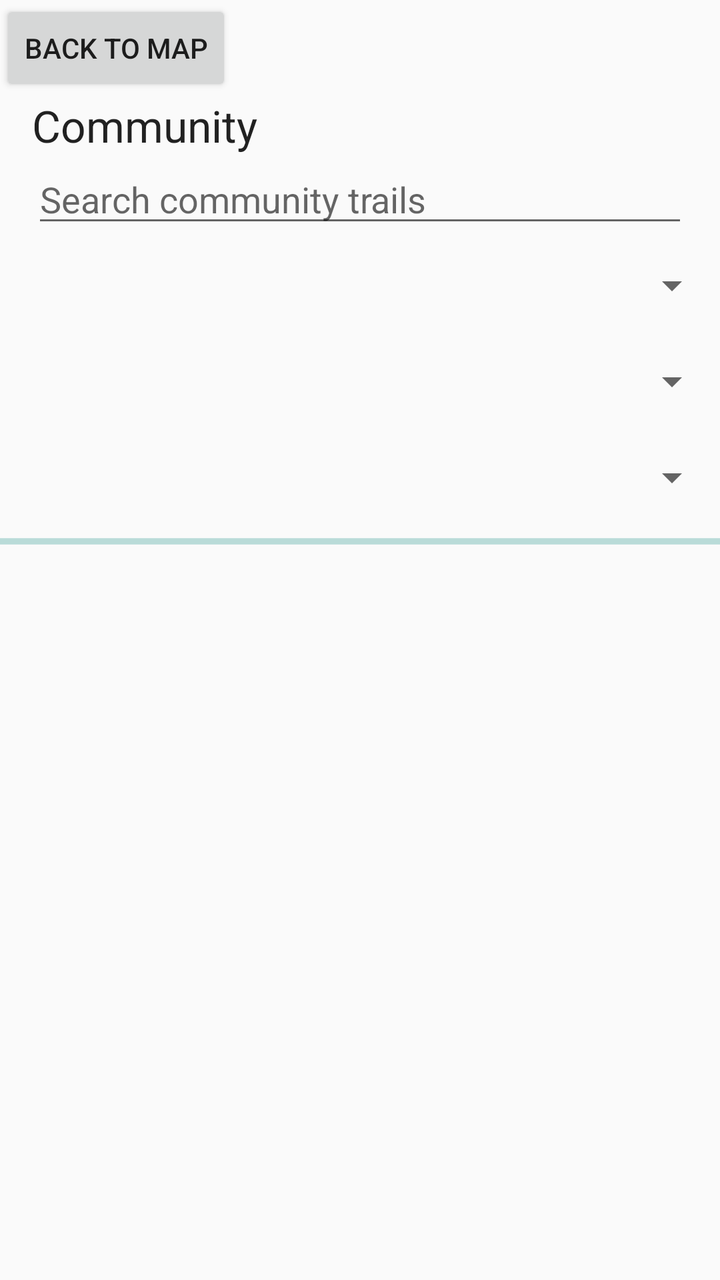
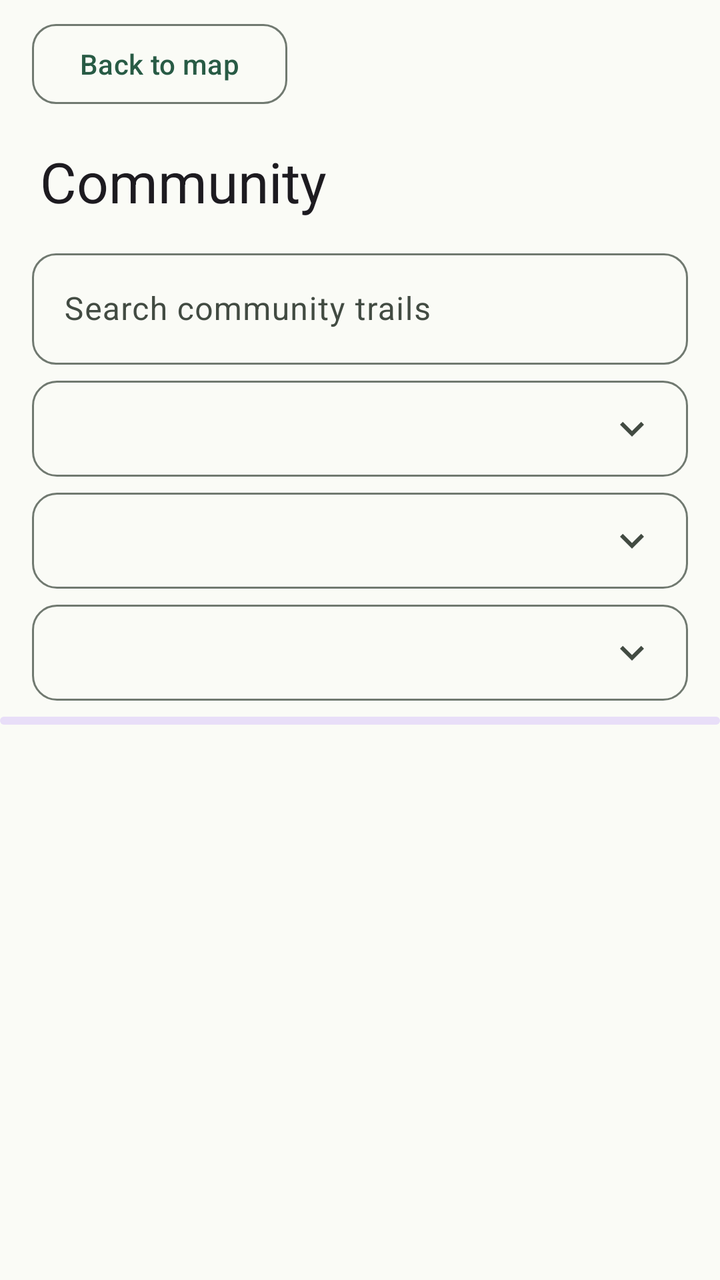

Two renders of the same Android screen: before a commit and after it. Below are the layout's source before the change and the commit's diff.
<!-- AndroidManifest.xml: application theme Theme.TrailRelay -->
<!-- res/layout/activity_community.xml -->
<?xml version="1.0" encoding="utf-8"?>
<LinearLayout xmlns:android="http://schemas.android.com/apk/res/android"
    android:id="@+id/community_root" android:layout_width="match_parent"
    android:layout_height="match_parent" android:orientation="vertical">
    <Button android:id="@+id/community_back" android:layout_width="wrap_content"
        android:layout_height="wrap_content" android:text="@string/back_to_map" />
    <TextView android:layout_width="match_parent" android:layout_height="wrap_content"
        android:paddingHorizontal="16dp" android:text="@string/community"
        android:textAppearance="?android:attr/textAppearanceLarge" android:accessibilityHeading="true" />
    <EditText android:id="@+id/community_search" android:layout_width="match_parent"
        android:layout_height="wrap_content" android:layout_marginHorizontal="16dp"
        android:hint="@string/search_community" android:inputType="text" android:maxLines="1"
        android:imeOptions="actionDone" android:autofillHints="" />
    <Spinner android:id="@+id/state_filter" android:layout_width="match_parent"
        android:layout_height="48dp" android:contentDescription="@string/state_filter" />
    <Spinner android:id="@+id/difficulty_filter" android:layout_width="match_parent"
        android:layout_height="48dp" android:contentDescription="@string/difficulty_filter" />
    <Spinner android:id="@+id/vehicle_filter" android:layout_width="match_parent"
        android:layout_height="48dp" android:contentDescription="@string/vehicle_filter" />
    <ProgressBar android:id="@+id/community_progress" style="?android:attr/progressBarStyleHorizontal"
        android:layout_width="match_parent" android:layout_height="wrap_content" android:indeterminate="true" />
    <TextView android:id="@+id/community_message" android:layout_width="match_parent"
        android:layout_height="wrap_content" android:padding="12dp" android:accessibilityLiveRegion="polite" />
    <ListView android:id="@+id/community_list" android:layout_width="match_parent"
        android:layout_height="0dp" android:layout_weight="1" />
</LinearLayout>
<!-- resources referenced by this layout -->
<resources>
  <style name="Theme.TrailRelay" parent="Base.Theme.TrailRelay" />
  <style name="Base.Theme.TrailRelay" parent="Theme.AppCompat.DayNight.NoActionBar" />
  <!-- unchanged entries left out for length: 6 -->
</resources>

<!-- the commit's change to res/layout/activity_community.xml (unified diff, before → after) -->
@@ -1,26 +1,51 @@
 <?xml version="1.0" encoding="utf-8"?>
 <LinearLayout xmlns:android="http://schemas.android.com/apk/res/android"
     android:id="@+id/community_root" android:layout_width="match_parent"
-    android:layout_height="match_parent" android:orientation="vertical">
-    <Button android:id="@+id/community_back" android:layout_width="wrap_content"
-        android:layout_height="wrap_content" android:text="@string/back_to_map" />
+    android:layout_height="match_parent" android:orientation="vertical"
+    android:background="@color/trail_surface">
+    <com.google.android.material.button.MaterialButton android:id="@+id/community_back"
+        style="@style/Widget.TrailRelay.OutlinedButton"
+        android:layout_width="wrap_content" android:layout_height="wrap_content"
+        android:layout_marginStart="16dp" android:layout_marginTop="8dp"
+        android:text="@string/back_to_map" />
     <TextView android:layout_width="match_parent" android:layout_height="wrap_content"
-        android:paddingHorizontal="16dp" android:text="@string/community"
-        android:textAppearance="?android:attr/textAppearanceLarge" android:accessibilityHeading="true" />
-    <EditText android:id="@+id/community_search" android:layout_width="match_parent"
-        android:layout_height="wrap_content" android:layout_marginHorizontal="16dp"
-        android:hint="@string/search_community" android:inputType="text" android:maxLines="1"
-        android:imeOptions="actionDone" android:autofillHints="" />
+        android:paddingHorizontal="20dp" android:paddingTop="16dp"
+        android:paddingBottom="12dp" android:text="@string/community"
+        android:textAppearance="?attr/textAppearanceHeadlineMedium" android:accessibilityHeading="true" />
+    <com.google.android.material.textfield.TextInputLayout
+        style="@style/Widget.TrailRelay.SearchField"
+        android:layout_width="match_parent" android:layout_height="wrap_content"
+        android:layout_marginHorizontal="16dp" android:hint="@string/search_community">
+        <com.google.android.material.textfield.TextInputEditText
+            android:id="@+id/community_search" android:layout_width="match_parent"
+            android:layout_height="wrap_content" android:inputType="text"
+            android:maxLines="1" android:imeOptions="actionDone" />
+    </com.google.android.material.textfield.TextInputLayout>
     <Spinner android:id="@+id/state_filter" android:layout_width="match_parent"
-        android:layout_height="48dp" android:contentDescription="@string/state_filter" />
+        android:layout_height="48dp" android:layout_marginHorizontal="16dp"
+        android:layout_marginTop="8dp" android:background="@drawable/filter_background"
+        android:paddingStart="16dp" android:paddingEnd="48dp"
+        android:contentDescription="@string/state_filter" />
     <Spinner android:id="@+id/difficulty_filter" android:layout_width="match_parent"
-        android:layout_height="48dp" android:contentDescription="@string/difficulty_filter" />
+        android:layout_height="48dp" android:layout_marginHorizontal="16dp"
+        android:layout_marginTop="8dp" android:background="@drawable/filter_background"
+        android:paddingStart="16dp" android:paddingEnd="48dp"
+        android:contentDescription="@string/difficulty_filter" />
     <Spinner android:id="@+id/vehicle_filter" android:layout_width="match_parent"
-        android:layout_height="48dp" android:contentDescription="@string/vehicle_filter" />
-    <ProgressBar android:id="@+id/community_progress" style="?android:attr/progressBarStyleHorizontal"
-        android:layout_width="match_parent" android:layout_height="wrap_content" android:indeterminate="true" />
+        android:layout_height="48dp" android:layout_marginHorizontal="16dp"
+        android:layout_marginTop="8dp" android:background="@drawable/filter_background"
+        android:paddingStart="16dp" android:paddingEnd="48dp"
+        android:contentDescription="@string/vehicle_filter" />
+    <com.google.android.material.progressindicator.LinearProgressIndicator
+        android:id="@+id/community_progress"
+        android:layout_width="match_parent" android:layout_height="wrap_content"
+        android:layout_marginTop="8dp" android:indeterminate="true" />
     <TextView android:id="@+id/community_message" android:layout_width="match_parent"
-        android:layout_height="wrap_content" android:padding="12dp" android:accessibilityLiveRegion="polite" />
+        android:layout_height="wrap_content" android:paddingHorizontal="20dp"
+        android:paddingVertical="12dp" android:textAppearance="?attr/textAppearanceBodyMedium"
+        android:textColor="@color/trail_on_surface_variant" android:accessibilityLiveRegion="polite" />
     <ListView android:id="@+id/community_list" android:layout_width="match_parent"
-        android:layout_height="0dp" android:layout_weight="1" />
+        android:layout_height="0dp" android:layout_weight="1"
+        android:divider="@android:color/transparent" android:dividerHeight="4dp"
+        android:paddingHorizontal="12dp" android:clipToPadding="false" />
 </LinearLayout>
<!-- resource entries referenced after the edit -->
@@ -1,7 +1,89 @@
 <!-- resources referenced by this layout -->
 <resources>
-  <style name="Theme.TrailRelay" parent="Base.Theme.TrailRelay" />
-  <style name="Base.Theme.TrailRelay" parent="Theme.AppCompat.DayNight.NoActionBar" />
+  <color name="trail_on_surface_variant">#424B42</color>
+  <color name="trail_surface">#FAFBF6</color>
+  <!-- drawable filter_background (drawable) -->
+  <?xml version="1.0" encoding="utf-8"?>
+  <ripple xmlns:android="http://schemas.android.com/apk/res/android"
+      android:color="@color/trail_primary_container">
+      <item>
+          <layer-list>
+              <item>
+                  <shape android:shape="rectangle">
+                      <solid android:color="@color/trail_surface" />
+                      <stroke android:width="1dp" android:color="@color/trail_outline" />
+                      <corners android:radius="@dimen/trail_corner_radius" />
+                  </shape>
+              </item>
+              <item android:drawable="@drawable/ic_expand_more"
+                  android:gravity="end|center_vertical" android:right="16dp" />
+          </layer-list>
+      </item>
+  </ripple>
+  <style name="Widget.TrailRelay.OutlinedButton" parent="Widget.Material3.Button.OutlinedButton">
+          <item name="cornerRadius">@dimen/trail_corner_radius</item>
+          <item name="android:minHeight">48dp</item>
+      </style>
+  <style name="Widget.TrailRelay.SearchField" parent="Widget.Material3.TextInputLayout.OutlinedBox">
+          <item name="boxCornerRadiusTopStart">@dimen/trail_corner_radius</item>
+          <item name="boxCornerRadiusTopEnd">@dimen/trail_corner_radius</item>
+          <item name="boxCornerRadiusBottomStart">@dimen/trail_corner_radius</item>
+          <item name="boxCornerRadiusBottomEnd">@dimen/trail_corner_radius</item>
+      </style>
+  <style name="Theme.TrailRelay" parent="Theme.Material3.DayNight.NoActionBar">
+          <item name="colorPrimary">@color/trail_primary</item>
+          <item name="colorOnPrimary">@color/trail_on_primary</item>
+          <item name="colorPrimaryContainer">@color/trail_primary_container</item>
+          <item name="colorOnPrimaryContainer">@color/trail_on_primary_container</item>
+          <item name="colorSecondary">@color/trail_secondary</item>
+          <item name="colorOnSecondary">@color/trail_on_secondary</item>
+          <item name="colorSurface">@color/trail_surface</item>
+          <item name="colorOnSurface">@color/trail_on_surface</item>
+          <item name="colorSurfaceVariant">@color/trail_surface_variant</item>
+          <item name="colorOnSurfaceVariant">@color/trail_on_surface_variant</item>
+          <item name="colorOutline">@color/trail_outline</item>
+          <item name="colorError">@color/trail_error</item>
+          <item name="colorOnError">@color/trail_on_error</item>
+          <item name="android:windowLightStatusBar">false</item>
+          <item name="android:statusBarColor">@android:color/transparent</item>
+          <item name="android:navigationBarColor">@android:color/transparent</item>
+          <item name="materialButtonStyle">@style/Widget.TrailRelay.Button</item>
+          <item name="materialAlertDialogTheme">@style/ThemeOverlay.TrailRelay.Dialog</item>
+      </style>
+  <color name="trail_primary_container">#C6EAD1</color>
+  <color name="trail_outline">#707970</color>
+  <dimen name="trail_corner_radius">12dp</dimen>
+  <!-- drawable ic_expand_more (drawable) -->
+  <vector xmlns:android="http://schemas.android.com/apk/res/android"
+      android:width="24dp" android:height="24dp"
+      android:viewportWidth="24" android:viewportHeight="24"
+      android:tint="@color/trail_on_surface_variant">
+      <path android:fillColor="@android:color/white"
+          android:pathData="M7.41,8.59L12,13.17l4.59,-4.58L18,10l-6,6 -6,-6z" />
+  </vector>
+  <color name="trail_primary">#285B45</color>
+  <color name="trail_on_primary">#FFFFFF</color>
+  <color name="trail_on_primary_container">#123525</color>
+  <color name="trail_secondary">#526351</color>
+  <color name="trail_on_secondary">#FFFFFF</color>
+  <color name="trail_on_surface">#1A211C</color>
+  <color name="trail_surface_variant">#E4EAE1</color>
+  <color name="trail_error">#B3261E</color>
+  <color name="trail_on_error">#FFFFFF</color>
+  <style name="Widget.TrailRelay.Button" parent="Widget.Material3.Button">
+          <item name="cornerRadius">@dimen/trail_corner_radius</item>
+          <item name="android:minHeight">48dp</item>
+      </style>
+  <style name="ThemeOverlay.TrailRelay.Dialog" parent="ThemeOverlay.Material3.MaterialAlertDialog">
+          <item name="alertDialogStyle">@style/MaterialAlertDialog.TrailRelay</item>
+      </style>
+  <style name="MaterialAlertDialog.TrailRelay" parent="MaterialAlertDialog.Material3">
+          <item name="shapeAppearance">@style/ShapeAppearance.TrailRelay.Dialog</item>
+      </style>
+  <style name="ShapeAppearance.TrailRelay.Dialog" parent="ShapeAppearance.Material3.Corner.Medium">
+          <item name="cornerFamily">rounded</item>
+          <item name="cornerSize">@dimen/trail_corner_radius</item>
+      </style>
   <!-- unchanged entries left out for length: 6 -->
 </resources>
 
